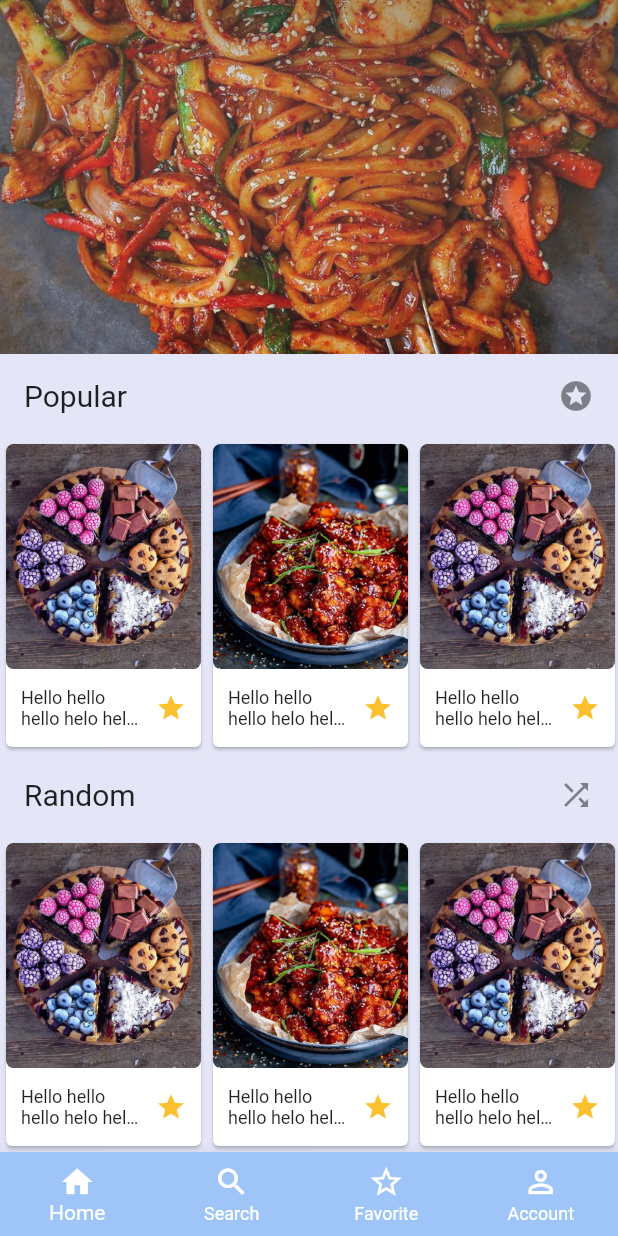
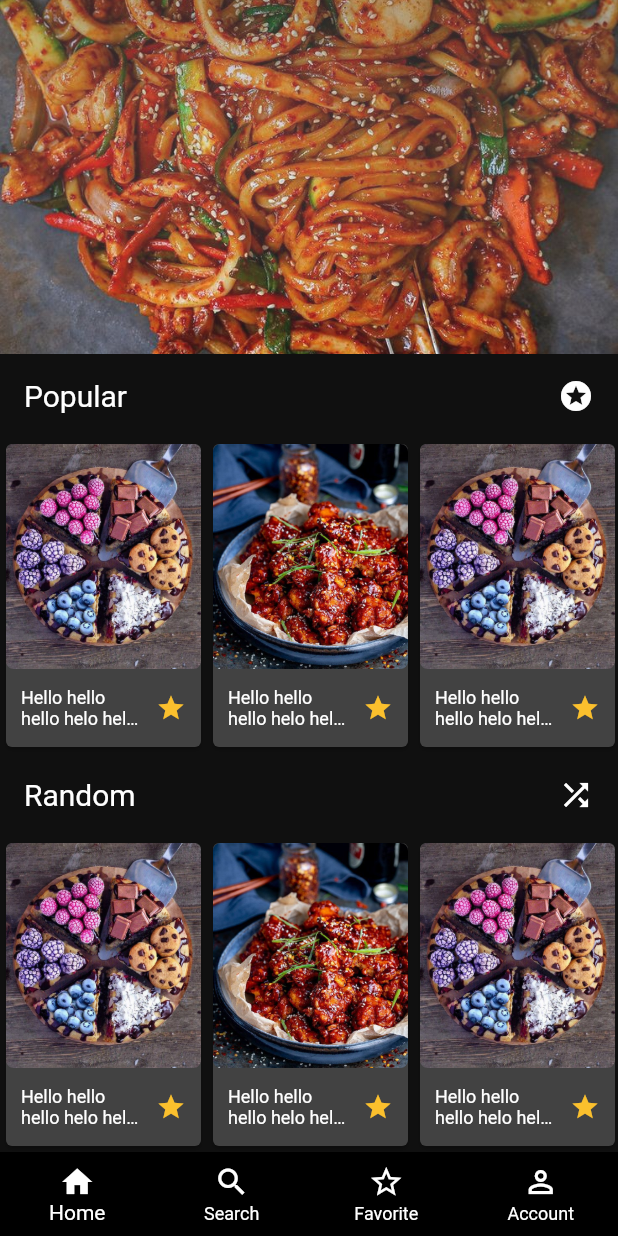
Before and after one commit to imranZMiko/Eten, a Flutter app: the screen it shows after launch, scrolled down 164 dp, on a phone screen of 412 x 824 dp. Run offline on Flutter 3.47's test engine with Material 2 defaults, Android fonts, the phone set to English and light mode, and no system bars; missing offline and left inert: day_night_switcher.

Commit message:
Enabled dark mode button.

```diff
--- a/lib/main.dart
+++ b/lib/main.dart
@@ -16,22 +16,25 @@ import './helpers/color_generator.dart';
 import 'package:provider/provider.dart';
 
 void main() {
-  runApp(MyApp());
+  runApp(
+    ChangeNotifierProvider<ThemeInfo>(
+      create: (context) => ThemeInfo(),
+      child: MyApp(),
+    ),
+  );
 }
 
 class MyApp extends StatelessWidget {
   @override
   Widget build(BuildContext context) {
-    return ChangeNotifierProvider(
-      create: (context) => ThemeInfo(),
-      child: MaterialApp(
+    return MaterialApp(
       title: 'Flutter Demo',
       theme: ThemeData(
         primarySwatch: MaterialColor(
-            0xFF000000,
-            ColorGenerator.getSwatch(
-              Color(0xFF000000),
-            ),
+          0xFF000000,
+          ColorGenerator.getSwatch(
+            Color(0xFF000000),
+          ),
         ),
         //0xFFe4e5f6
         primaryColor: MaterialColor(
@@ -55,7 +58,7 @@ class MyApp extends StatelessWidget {
         accentIconTheme: IconThemeData(color: Colors.black),
         dividerColor: Colors.black,
       ),
-      themeMode: ThemeMode.light,
+      themeMode: Provider.of<ThemeInfo>(context).chosenTheme,
       routes: {
         TabsScreen.routeName: (ctx) => TabsScreen(),
         AboutScreen.routeName: (ctx) => AboutScreen(),
@@ -64,13 +67,12 @@ class MyApp extends StatelessWidget {
         ChangePasswordScreen.routeName: (ctx) => ChangePasswordScreen(),
         FavoritesScreen.routeName: (ctx) => FavoritesScreen(),
         HomePageScreen.routeName: (ctx) => HomePageScreen(),
-        LogInScreen.routeName: (ctx) =>LogInScreen(),
+        LogInScreen.routeName: (ctx) => LogInScreen(),
         RecipeScreen.routeName: (ctx) => RecipeScreen(),
         RegisterScreen.routeName: (ctx) => RegisterScreen(),
         SearchScreen.routeName: (ctx) => SearchScreen(),
         FavoritesLoggedOutScreen.routeName: (ctx) => FavoritesLoggedOutScreen(),
       },
-    ),
     );
   }
 }
--- a/lib/widgets/dark_mode_switch.dart
+++ b/lib/widgets/dark_mode_switch.dart
@@ -1,5 +1,7 @@
+import 'package:eten/providers/themeProvider.dart';
 import 'package:flutter/material.dart';
 import 'package:day_night_switcher/day_night_switcher.dart';
+import 'package:provider/provider.dart';
 
 class DarkModeSwitch extends StatefulWidget {
   const DarkModeSwitch({Key? key}) : super(key: key);
@@ -17,6 +19,7 @@ class _DarkModeSwitchState extends State<DarkModeSwitch> {
       child: DayNightSwitcherIcon(
         isDarkModeEnabled: isDarkModeEnabled,
         onStateChanged: (isDarkModeEnabled) {
+          Provider.of<ThemeInfo>(context, listen: false).toggleTheme();
           setState(() {
             this.isDarkModeEnabled = isDarkModeEnabled;
           });
```
